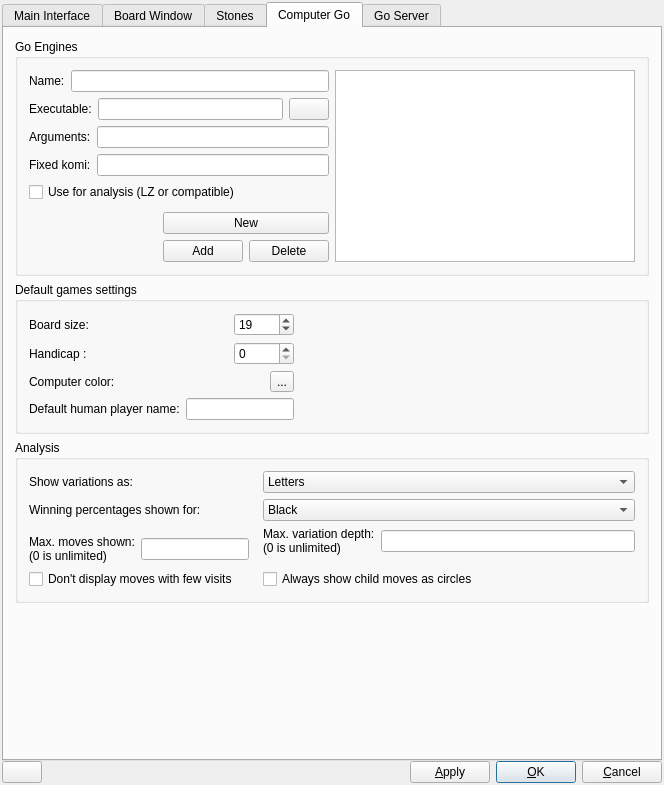
Qt form src/preferences_gui.ui (bernds/q5Go) before a commit.
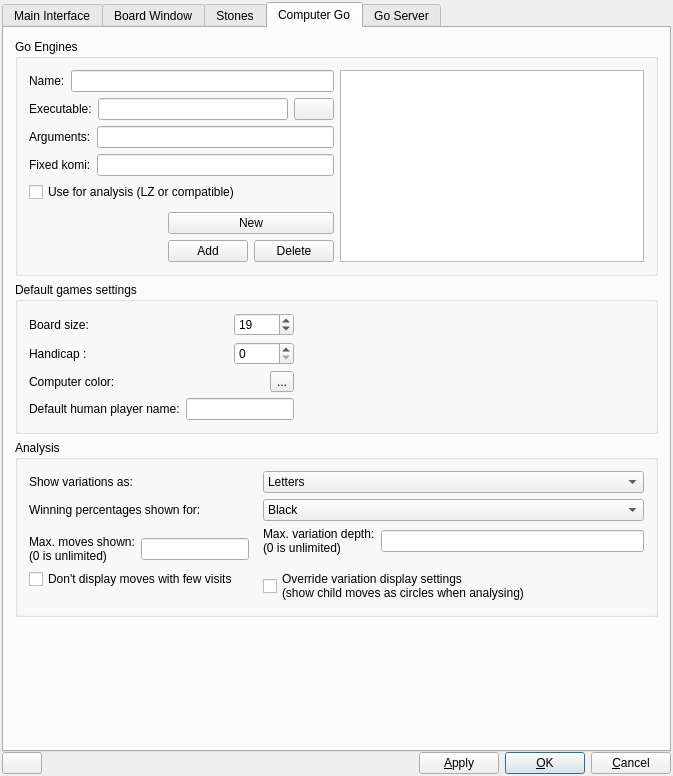
The same form after that commit. Icons and pictures are not drawn. Custom widgets are drawn as their Qt base class.

Commit message: Enable the child moves override in analysis mode

What changed in the file:
```diff
--- a/src/preferences_gui.ui
+++ b/src/preferences_gui.ui
@@ -6,8 +6,8 @@
    <rect>
     <x>0</x>
     <y>0</y>
-    <width>664</width>
-    <height>785</height>
+    <width>673</width>
+    <height>776</height>
    </rect>
   </property>
   <property name="sizePolicy">
@@ -2351,7 +2351,8 @@
           <item row="3" column="1">
            <widget class="QCheckBox" name="anChildMovesCheckBox">
             <property name="text">
-             <string>Always show child moves as circles</string>
+             <string>Override variation display settings
+(show child moves as circles when analysing)</string>
             </property>
            </widget>
           </item>
```
The commit also changes 2 other files.
